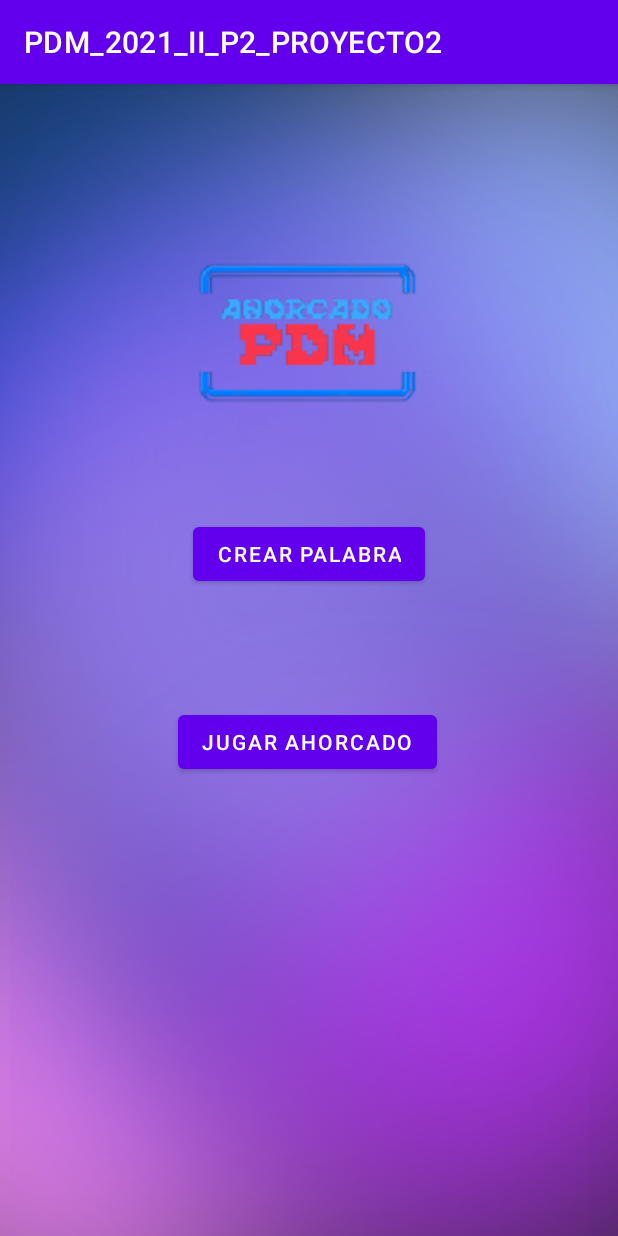
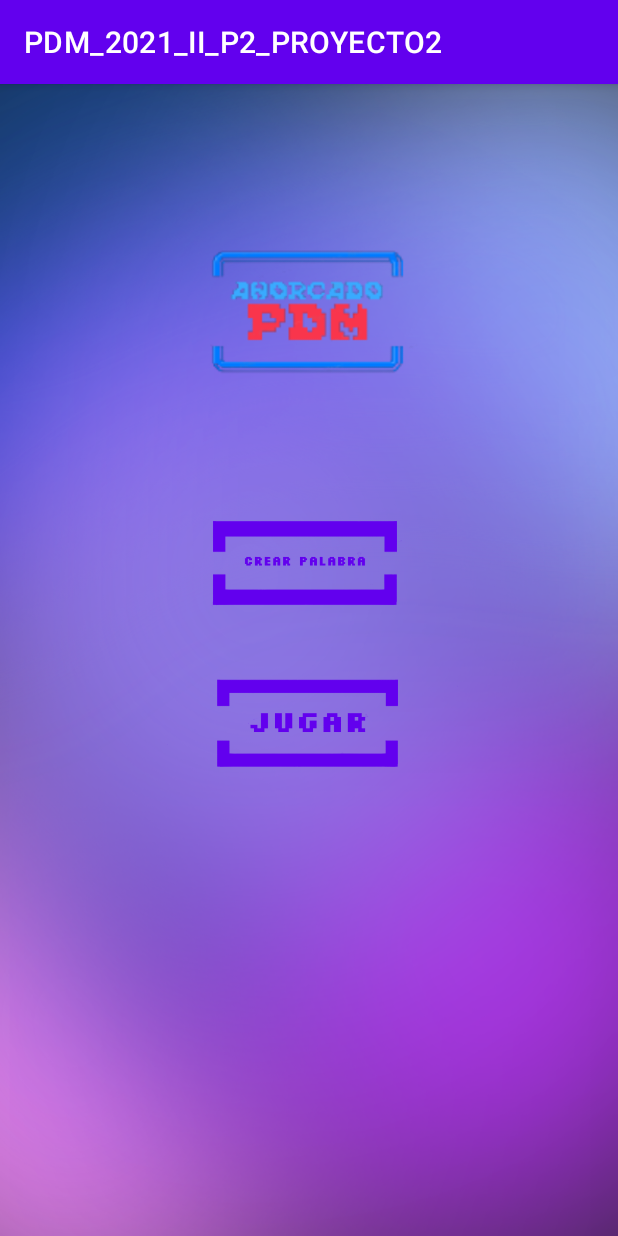
Before and after one commit to Leonel-Padilla/PDM_2021_II_P2_PROYECTO2, an Android app: the screen it shows after launch (MainActivity), on a phone screen of 412 x 824 dp. Run offline under Robolectric (Android 15) with nearby library versions, the phone set to English and light mode, and no system bars.

Commit message:
Commit Botones

```diff
--- a/app/src/main/res/layout/activity_jugar.xml
+++ b/app/src/main/res/layout/activity_jugar.xml
@@ -184,10 +184,10 @@
 
     <Button
         android:id="@+id/btnProbar"
-        android:layout_width="wrap_content"
-        android:layout_height="wrap_content"
+        android:layout_width="200dp"
+        android:layout_height="75dp"
         android:layout_marginBottom="56dp"
-        android:text="Probar Letra"
+        android:background="@drawable/boton5_removebg_preview__1_"
         app:layout_constraintBottom_toBottomOf="parent"
         app:layout_constraintEnd_toEndOf="parent"
         app:layout_constraintHorizontal_bias="0.5"
--- a/app/src/main/res/layout/activity_main.xml
+++ b/app/src/main/res/layout/activity_main.xml
@@ -22,25 +22,24 @@
 
     <Button
         android:id="@+id/btnJugar"
-        android:layout_width="wrap_content"
-        android:layout_height="wrap_content"
+        android:layout_width="200dp"
+        android:layout_height="75dp"
         android:layout_marginBottom="305dp"
-        android:text="Jugar Ahorcado"
+        android:background="@drawable/boton2_removebg_preview"
         app:layout_constraintBottom_toBottomOf="parent"
         app:layout_constraintEnd_toEndOf="parent"
         app:layout_constraintHorizontal_bias="0.497"
-        app:layout_constraintStart_toStartOf="parent"
-        app:layout_constraintTop_toBottomOf="@+id/IVLife6" />
+        app:layout_constraintStart_toStartOf="parent" />
 
     <Button
         android:id="@+id/btnCrear"
-        android:layout_width="wrap_content"
-        android:layout_height="wrap_content"
-        android:layout_marginBottom="77dp"
-        android:text="Crear Palabra"
+        android:layout_width="200dp"
+        android:layout_height="75dp"
+        android:layout_marginBottom="32dp"
+        android:background="@drawable/boton1_removebg_preview"
         app:layout_constraintBottom_toTopOf="@+id/btnJugar"
         app:layout_constraintEnd_toEndOf="parent"
-        app:layout_constraintHorizontal_bias="0.5"
+        app:layout_constraintHorizontal_bias="0.497"
         app:layout_constraintStart_toStartOf="parent" />
 
 </androidx.constraintlayout.widget.ConstraintLayout>
```
Also changed, not shown: app/src/main/res/layout/activity_crear_palabra.xml (+5 -4 lines), app/src/main/res/layout/activity_ganar.xml (+18 -7 lines), app/src/main/res/layout/activity_perder.xml (+30 -3 lines), app/src/main/res/drawable/boton1_removebg_preview.png (added), app/src/main/res/drawable/boton2_removebg_preview.png (added), app/src/main/res/drawable/boton3_removebg_preview.png (added), app/src/main/res/drawable/boton4_removebg_preview.png (added), app/src/main/res/drawable/boton5_removebg_preview__1_.png (added), app/src/main/res/drawable/boton6_removebg_preview.png (added).
